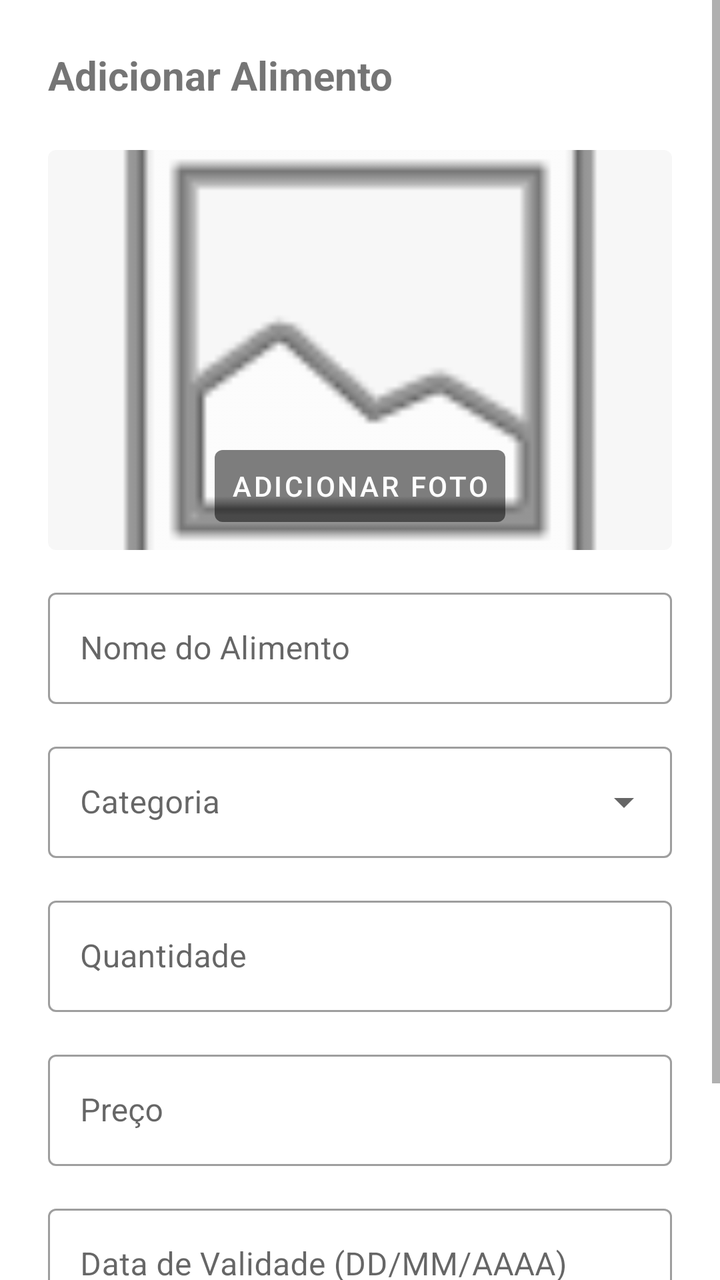
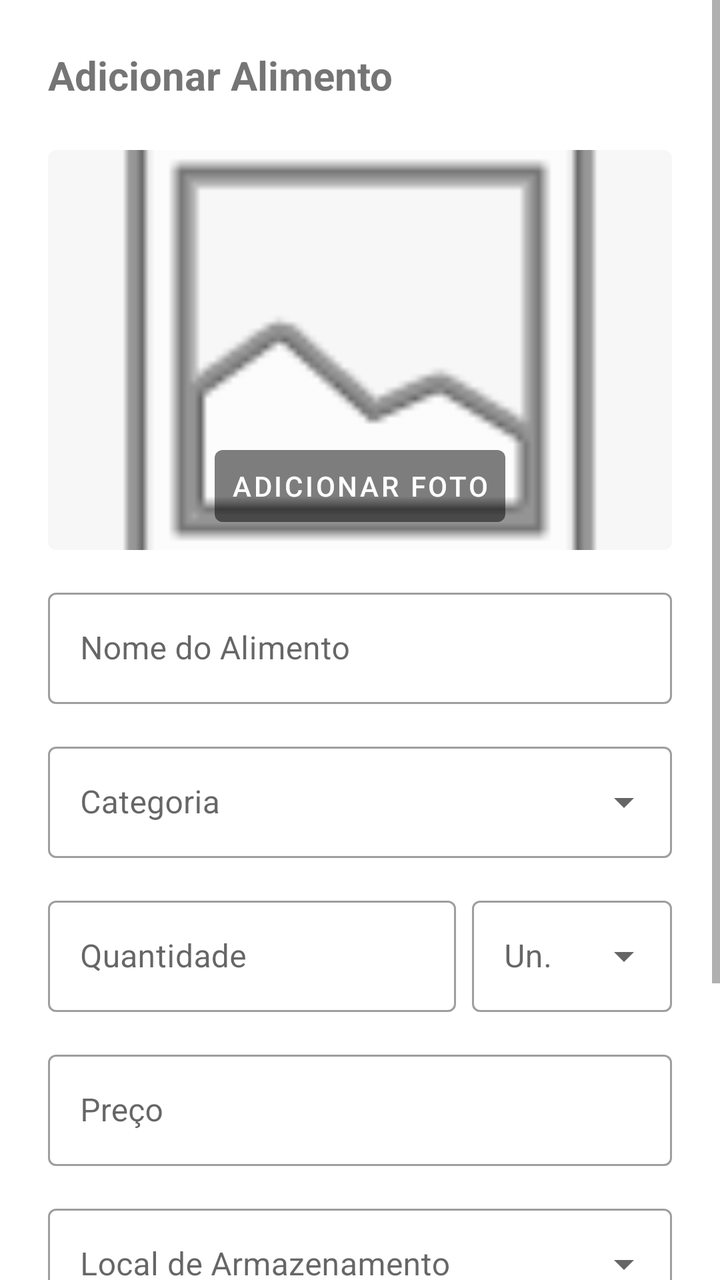

An Android layout rendered at two revisions. The XML below is the earlier revision; the diff shows what the commit changed to produce the second picture.
<!-- AndroidManifest.xml: application theme Theme.FoodGuard -->
<!-- res/layout/dialog_add_food.xml -->
<?xml version="1.0" encoding="utf-8"?>
<ScrollView xmlns:android="http://schemas.android.com/apk/res/android"
    xmlns:app="http://schemas.android.com/apk/res-auto"
    android:layout_width="match_parent"
    android:layout_height="wrap_content">

    <LinearLayout
        android:layout_width="match_parent"
        android:layout_height="wrap_content"
        android:orientation="vertical"
        android:padding="24dp">

        <TextView
            android:id="@+id/tvDialogTitle"
            android:layout_width="match_parent"
            android:layout_height="wrap_content"
            android:text="Adicionar Alimento"
            android:textSize="20sp"
            android:textStyle="bold"
            android:layout_marginBottom="24dp" />

        <FrameLayout
            android:layout_width="match_parent"
            android:layout_height="200dp"
            android:layout_marginBottom="16dp">

            <com.google.android.material.imageview.ShapeableImageView
                android:id="@+id/ivFoodPhoto"
                android:layout_width="match_parent"
                android:layout_height="match_parent"
                android:scaleType="centerCrop"
                android:src="@android:drawable/ic_menu_gallery"
                android:background="@color/background_gray"
                app:shapeAppearanceOverlay="@style/ShapeAppearance.MaterialComponents.MediumComponent" />

            <com.google.android.material.button.MaterialButton
                android:id="@+id/btnSelectPhoto"
                style="@style/Widget.MaterialComponents.Button.TextButton"
                android:layout_width="wrap_content"
                android:layout_height="wrap_content"
                android:layout_gravity="bottom|center_horizontal"
                android:layout_marginBottom="8dp"
                android:text="Adicionar Foto"
                android:textColor="@color/white"
                app:backgroundTint="#80000000" />
        </FrameLayout>

        <com.google.android.material.textfield.TextInputLayout
            android:layout_width="match_parent"
            android:layout_height="wrap_content"
            android:hint="Nome do Alimento"
            style="@style/Widget.MaterialComponents.TextInputLayout.OutlinedBox">

            <com.google.android.material.textfield.TextInputEditText
                android:id="@+id/etFoodName"
                android:layout_width="match_parent"
                android:layout_height="wrap_content" />
        </com.google.android.material.textfield.TextInputLayout>

        <com.google.android.material.textfield.TextInputLayout
            android:id="@+id/tilCategory"
            style="@style/Widget.MaterialComponents.TextInputLayout.OutlinedBox.ExposedDropdownMenu"
            android:layout_width="match_parent"
            android:layout_height="wrap_content"
            android:layout_marginTop="16dp"
            android:hint="Categoria">

            <AutoCompleteTextView
                android:id="@+id/etCategory"
                android:layout_width="match_parent"
                android:layout_height="wrap_content"
                android:inputType="none" />
        </com.google.android.material.textfield.TextInputLayout>

        <com.google.android.material.textfield.TextInputLayout
            android:layout_width="match_parent"
            android:layout_height="wrap_content"
            android:layout_marginTop="16dp"
            android:hint="Quantidade"
            style="@style/Widget.MaterialComponents.TextInputLayout.OutlinedBox">

            <com.google.android.material.textfield.TextInputEditText
                android:id="@+id/etQuantity"
                android:layout_width="match_parent"
                android:layout_height="wrap_content" />
        </com.google.android.material.textfield.TextInputLayout>

        <com.google.android.material.textfield.TextInputLayout
            android:layout_width="match_parent"
            android:layout_height="wrap_content"
            android:layout_marginTop="16dp"
            android:hint="Preço"
            style="@style/Widget.MaterialComponents.TextInputLayout.OutlinedBox">

            <com.google.android.material.textfield.TextInputEditText
                android:id="@+id/etPrice"
                android:layout_width="match_parent"
                android:layout_height="wrap_content"
                android:inputType="number" />
        </com.google.android.material.textfield.TextInputLayout>

        <com.google.android.material.textfield.TextInputLayout
            android:layout_width="match_parent"
            android:layout_height="wrap_content"
            android:layout_marginTop="16dp"
            android:hint="Data de Validade (DD/MM/AAAA)"
            style="@style/Widget.MaterialComponents.TextInputLayout.OutlinedBox">

            <com.google.android.material.textfield.TextInputEditText
                android:id="@+id/etExpirationDate"
                android:layout_width="match_parent"
                android:layout_height="wrap_content"
                android:inputType="date" />
        </com.google.android.material.textfield.TextInputLayout>

        <com.google.android.material.button.MaterialButton
            android:id="@+id/btnAdd"
            android:layout_width="match_parent"
            android:layout_height="wrap_content"
            android:layout_marginTop="24dp"
            android:text="Salvar"
            app:backgroundTint="@color/primary_black" />

    </LinearLayout>
</ScrollView>
<!-- resources referenced by this layout -->
<resources>
  <color name="background_gray">#F7F7F7</color>
  <color name="primary_black">#1A1A1A</color>
  <color name="white">#FFFFFF</color>
  <style name="Theme.FoodGuard" parent="Base.Theme.FoodGuard" />
  <style name="Base.Theme.FoodGuard" parent="Theme.MaterialComponents.Light.NoActionBar">
          
          <item name="colorPrimary">@color/primary_black</item>
          <item name="colorPrimaryVariant">@color/black</item>
          <item name="colorOnPrimary">@color/white</item>
          
          <item name="colorSecondary">@color/secondary_black</item>
          <item name="colorSecondaryVariant">@color/black</item>
          <item name="colorOnSecondary">@color/white</item>
          
          <item name="android:statusBarColor">@color/white</item>
          <item name="android:windowLightStatusBar">true</item>
          
          <item name="android:windowBackground">@color/white</item>
      </style>
  <color name="black">#000000</color>
  <color name="secondary_black">#2D2D2D</color>
</resources>

<!-- the commit's change to res/layout/dialog_add_food.xml (unified diff, before → after) -->
@@ -72,18 +72,41 @@
                 android:inputType="none" />
         </com.google.android.material.textfield.TextInputLayout>
 
-        <com.google.android.material.textfield.TextInputLayout
+        <LinearLayout
             android:layout_width="match_parent"
             android:layout_height="wrap_content"
             android:layout_marginTop="16dp"
-            android:hint="Quantidade"
-            style="@style/Widget.MaterialComponents.TextInputLayout.OutlinedBox">
+            android:orientation="horizontal">
 
-            <com.google.android.material.textfield.TextInputEditText
-                android:id="@+id/etQuantity"
-                android:layout_width="match_parent"
-                android:layout_height="wrap_content" />
-        </com.google.android.material.textfield.TextInputLayout>
+            <com.google.android.material.textfield.TextInputLayout
+                android:layout_width="0dp"
+                android:layout_height="wrap_content"
+                android:layout_weight="1"
+                android:hint="Quantidade"
+                style="@style/Widget.MaterialComponents.TextInputLayout.OutlinedBox">
+
+                <com.google.android.material.textfield.TextInputEditText
+                    android:id="@+id/etQuantity"
+                    android:layout_width="match_parent"
+                    android:layout_height="wrap_content"
+                    android:inputType="numberDecimal" />
+            </com.google.android.material.textfield.TextInputLayout>
+
+            <com.google.android.material.textfield.TextInputLayout
+                android:id="@+id/tilUnit"
+                style="@style/Widget.MaterialComponents.TextInputLayout.OutlinedBox.ExposedDropdownMenu"
+                android:layout_width="100dp"
+                android:layout_height="wrap_content"
+                android:layout_marginStart="8dp"
+                android:hint="Un.">
+
+                <AutoCompleteTextView
+                    android:id="@+id/etUnit"
+                    android:layout_width="match_parent"
+                    android:layout_height="wrap_content"
+                    android:inputType="none" />
+            </com.google.android.material.textfield.TextInputLayout>
+        </LinearLayout>
 
         <com.google.android.material.textfield.TextInputLayout
             android:layout_width="match_parent"
@@ -97,6 +120,21 @@
                 android:layout_width="match_parent"
                 android:layout_height="wrap_content"
                 android:inputType="number" />
+        </com.google.android.material.textfield.TextInputLayout>
+
+        <com.google.android.material.textfield.TextInputLayout
+            android:id="@+id/tilStorageLocation"
+            style="@style/Widget.MaterialComponents.TextInputLayout.OutlinedBox.ExposedDropdownMenu"
+            android:layout_width="match_parent"
+            android:layout_height="wrap_content"
+            android:layout_marginTop="16dp"
+            android:hint="Local de Armazenamento">
+
+            <AutoCompleteTextView
+                android:id="@+id/etStorageLocation"
+                android:layout_width="match_parent"
+                android:layout_height="wrap_content"
+                android:inputType="none" />
         </com.google.android.material.textfield.TextInputLayout>
 
         <com.google.android.material.textfield.TextInputLayout
